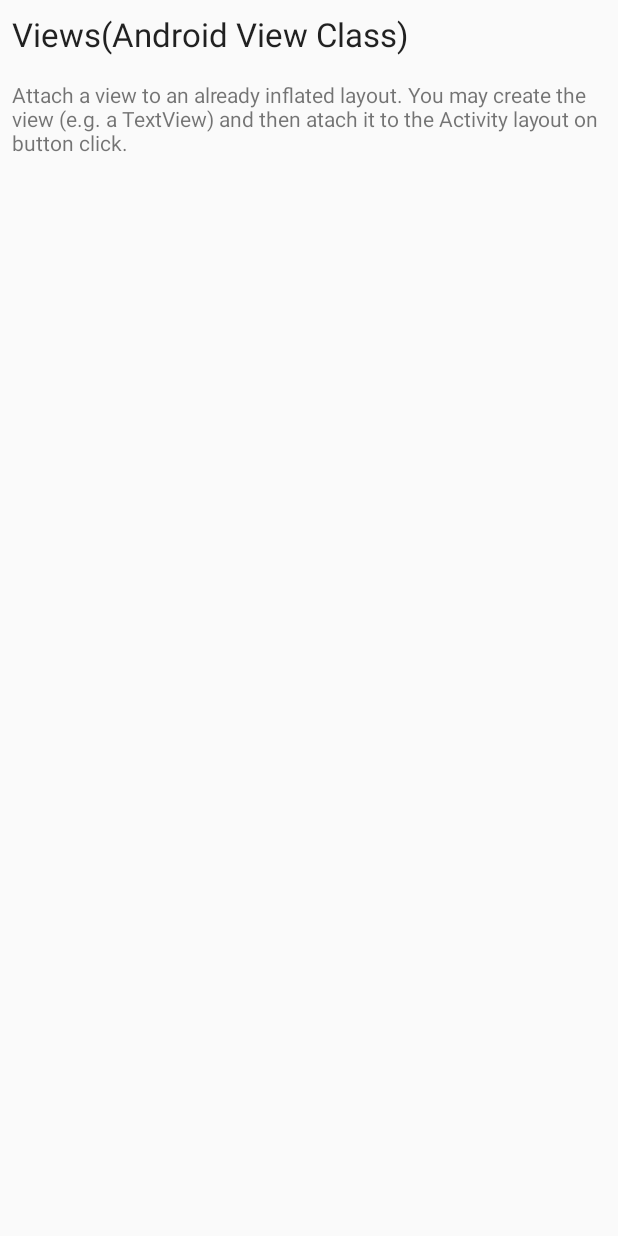
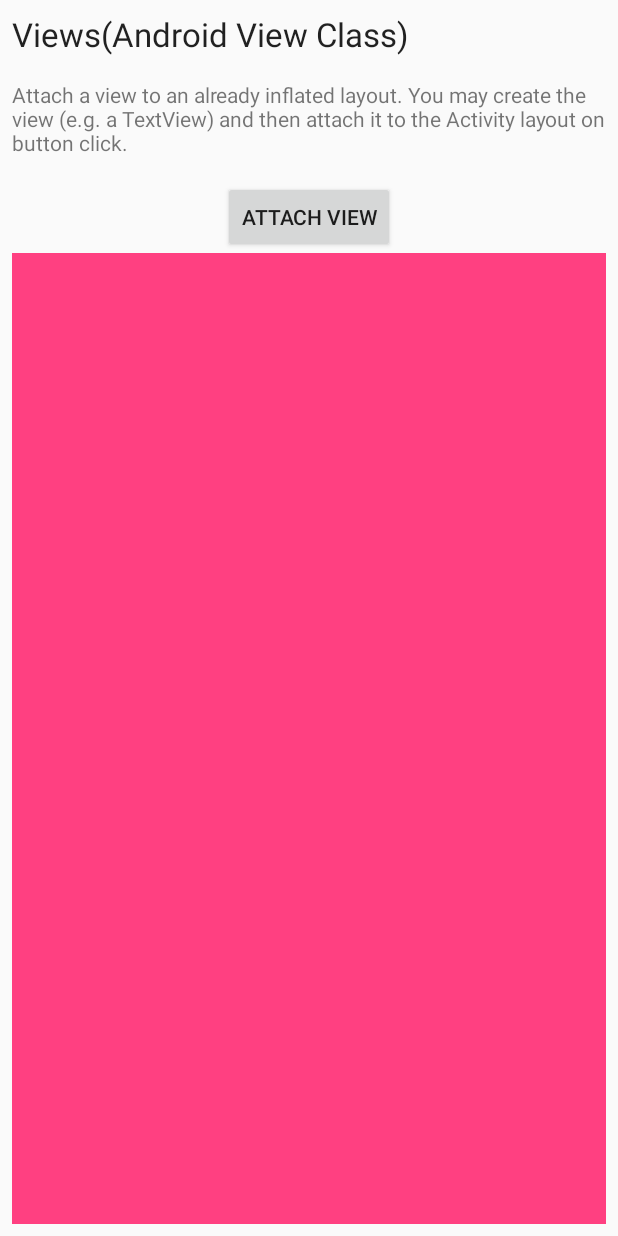
Before and after one commit to brittvarnom/Component_Practise, an Android app: the layout activity_view_class.xml on its own in the app's theme, with its tools: preview values and no code run, on a phone screen of 412 x 824 dp. Run offline under Robolectric (Android 15) with nearby library versions, the phone set to English and light mode, and no system bars.

Commit message:
Created and inflated fragment

```diff
--- a/Component_Practise/build.gradle
+++ b/Component_Practise/build.gradle
@@ -7,7 +7,7 @@ buildscript {
         jcenter()
     }
     dependencies {
-        classpath 'com.android.tools.build:gradle:3.0.0-alpha8'
+        classpath 'com.android.tools.build:gradle:3.0.0-beta2'
         classpath "org.jetbrains.kotlin:kotlin-gradle-plugin:$kotlin_version"
 
         // NOTE: Do not place your application dependencies here; they belong
--- a/Component_Practise_All/app/src/main/AndroidManifest.xml
+++ b/Component_Practise_All/app/src/main/AndroidManifest.xml
@@ -30,7 +30,7 @@
         </activity>
         <activity android:name=".Beginner.NotificationsActivity">
         </activity>
-        <activity android:name=".Beginner.ViewClassActivity">
+        <activity android:name=".Beginner.ViewClassActivity.ViewClassActivity">
         </activity>
     </application>
 
--- a/Component_Practise_All/app/src/main/java/britt/com/component_practise_all/MainActivity.kt
+++ b/Component_Practise_All/app/src/main/java/britt/com/component_practise_all/MainActivity.kt
@@ -11,6 +11,7 @@ import britt.com.component_practise_all.Beginner.*
 import britt.com.component_practise_all.Beginner.ActivityTask.FirstActivity
 import britt.com.component_practise_all.Beginner.FragmentActivity.FragmentActivity
 import britt.com.component_practise_all.Beginner.UserPromptsActivity.UserPromptsActivity
+import britt.com.component_practise_all.Beginner.ViewClassActivity.ViewClassActivity
 import kotlinx.android.synthetic.main.activity_main.*
 import kotlinx.android.synthetic.main.nav_drawer_app_bar_main.*
 
--- a/Component_Practise_All/app/src/main/res/layout/activity_view_class.xml
+++ b/Component_Practise_All/app/src/main/res/layout/activity_view_class.xml
@@ -1,13 +1,12 @@
 <?xml version="1.0" encoding="utf-8"?>
 <LinearLayout
     xmlns:android="http://schemas.android.com/apk/res/android"
-    xmlns:app="http://schemas.android.com/apk/res-auto"
     xmlns:tools="http://schemas.android.com/tools"
     android:layout_width="match_parent"
     android:layout_height="match_parent"
     android:layout_margin="8dp"
     android:orientation="vertical"
-    tools:context="britt.com.component_practise_all.Beginner.ViewClassActivity">
+    tools:context="britt.com.component_practise_all.Beginner.ViewClassActivity.ViewClassActivity">
 
     <TextView
         style="@style/Base.TextAppearance.AppCompat.Large"
@@ -22,4 +21,17 @@
         android:layout_marginBottom="16dp"
         android:text="@string/description_view_class"/>
 
+    <Button
+        android:id="@+id/btn_view_class_attach_view"
+        android:layout_width="wrap_content"
+        android:layout_gravity="center"
+        android:text="@string/button_view_class_attach"
+        android:layout_height="wrap_content"/>
+
+    <FrameLayout
+        android:id="@+id/fragment_view_class"
+        android:layout_width="match_parent"
+        android:layout_height="match_parent"
+        android:background="@color/colorAccent"/>
+
 </LinearLayout>
--- a/Component_Practise_All/app/src/main/res/values/strings.xml
+++ b/Component_Practise_All/app/src/main/res/values/strings.xml
@@ -21,7 +21,7 @@
     <string name="description_fragments">Create two custom Fragments and attach them both to a single activity.</string>
     <string name="description_user_prompts">Use a variety of Snackbars, Toasts and Dialogs to display information to the user.</string>
     <string name="description_notifications">Allow a user to click a button to launch a notification. When the Notification is clicked launch a different Activity.</string>
-    <string name="description_view_class">Attach a view to an already inflated layout. You may create the view (e.g. a TextView) and then atach it to the Activity layout on button click.</string>
+    <string name="description_view_class">Attach a view to an already inflated layout. You may create the view (e.g. a TextView) and then attach it to the Activity layout on button click.</string>
 
     <string name="title_fragment_custom_dialog">Example Dialog</string>
 
@@ -43,5 +43,7 @@
     <string name="button_user_prompts_dialog">Show dialog</string>
     <string name="button_user_prompts_alert_dialog">Show alert dialog</string>
     <string name="button_notifications_send">Send Notification</string>
+    <string name="button_view_class_attach">Attach View</string>
+    <string name="fragment_view_class_description">This is a fragment!</string>
 
 </resources>
```
Also changed, not shown: Component_Practise_All/app/src/main/java/britt/com/component_practise_all/Beginner/ViewClassActivity.kt (deleted, +0 -13 lines), Component_Practise/gradle/wrapper/gradle-wrapper.properties, Component_Practise_All/app/src/main/java/britt/com/component_practise_all/Beginner/FragmentActivity/FragmentButton.kt (line endings or trailing spaces).
